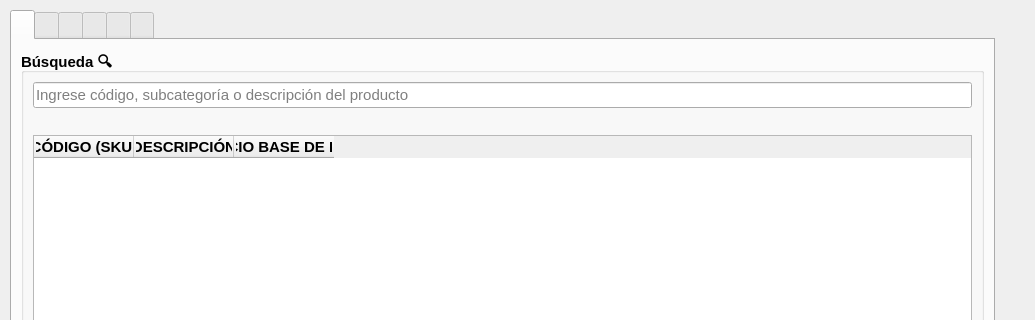
Before: the Qt Designer form ui/app.ui in angelogllrd/PrecioFacil, drawn with Qt 5; both pictures show x 0 to 1035 and y 0 to 320 of the 1035 by 826 pixel window.
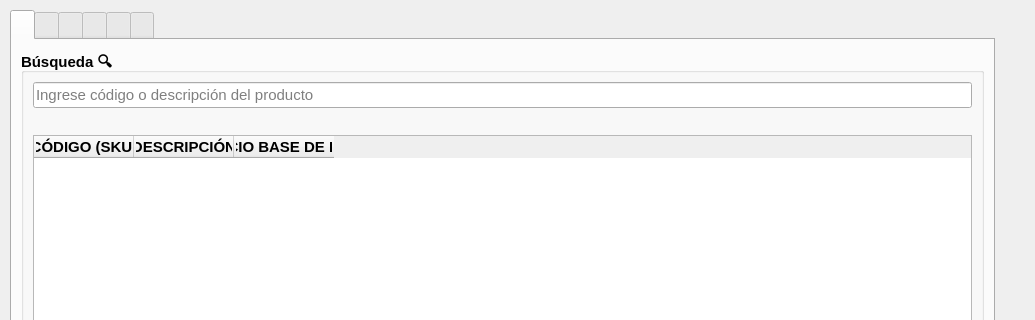
After: the same form once the commit is applied. The open tabs and pages were chosen to show the change. Icons and pictures are not drawn.

Commit message: editados placeholder texts de busqueda

Diff of the .ui file:
```diff
--- a/ui/app.ui
+++ b/ui/app.ui
@@ -183,7 +183,7 @@
                 </font>
                </property>
                <property name="placeholderText">
-                <string>Ingrese código, subcategoría o descripción del producto</string>
+                <string>Ingrese código o descripción del producto</string>
                </property>
                <property name="clearButtonEnabled">
                 <bool>true</bool>
```
Left out of the diff: 4 changed lines with no effect on the pictures.
